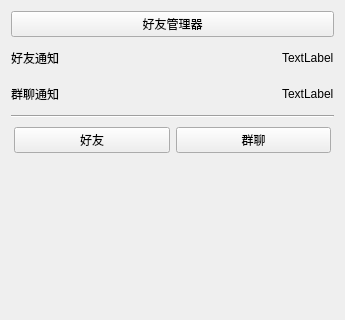
Qt form QQ-Client/MainWidget/ContactPage/ContactList.ui (rtomway/Qt-QQ) before a commit; both pictures show x 0 to 345 and y 0 to 320 of the 345 by 551 pixel window.
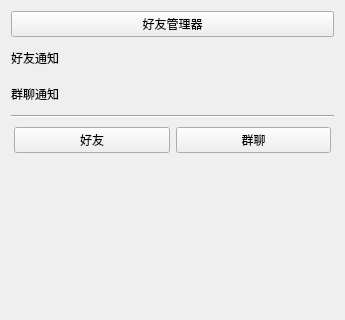
The same form after that commit.

```diff
--- a/QQ-Client/MainWidget/ContactPage/ContactList.ui
+++ b/QQ-Client/MainWidget/ContactPage/ContactList.ui
@@ -68,7 +68,7 @@
       <item>
        <widget class="QLabel" name="friendNoticeCountLab">
         <property name="text">
-         <string>TextLabel</string>
+         <string/>
         </property>
        </widget>
       </item>
@@ -122,7 +122,7 @@
       <item>
        <widget class="QLabel" name="groubNoticeCountLab">
         <property name="text">
-         <string>TextLabel</string>
+         <string/>
         </property>
        </widget>
       </item>
```
